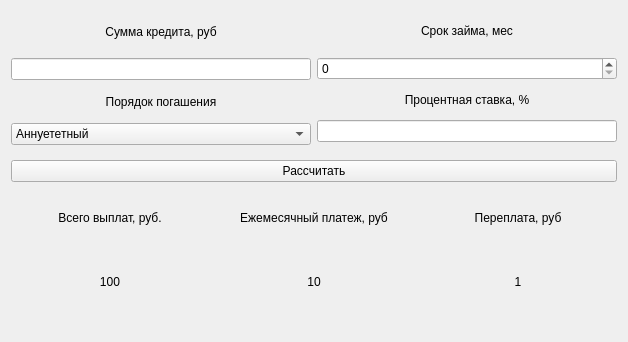
The window that forms/creditcalc.ui (Kanumone/desktop-calculator-cpp) describes before a commit, drawn with Qt 5.
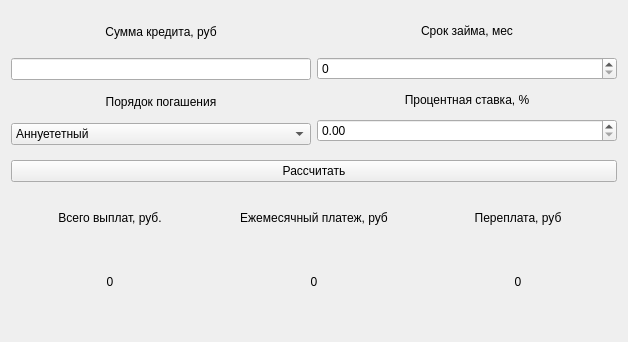
The same window after the commit.

Diff of the .ui file:
```diff
--- a/forms/creditcalc.ui
+++ b/forms/creditcalc.ui
@@ -109,7 +109,23 @@
           </widget>
          </item>
          <item>
-          <widget class="QLineEdit" name="lineEdit_percent"/>
+          <widget class="QDoubleSpinBox" name="doubleSpinBox_percent">
+           <property name="sizePolicy">
+            <sizepolicy hsizetype="Expanding" vsizetype="Maximum">
+             <horstretch>0</horstretch>
+             <verstretch>0</verstretch>
+            </sizepolicy>
+           </property>
+           <property name="minimumSize">
+            <size>
+             <width>0</width>
+             <height>23</height>
+            </size>
+           </property>
+           <property name="singleStep">
+            <double>0.500000000000000</double>
+           </property>
+          </widget>
          </item>
         </layout>
        </item>
@@ -144,7 +160,7 @@
        <item>
         <widget class="QLabel" name="label_sum">
          <property name="text">
-          <string>100</string>
+          <string>0</string>
          </property>
          <property name="alignment">
           <set>Qt::AlignCenter</set>
@@ -171,7 +187,7 @@
        <item>
         <widget class="QLabel" name="label_mounthPayment">
          <property name="text">
-          <string>10</string>
+          <string>0</string>
          </property>
          <property name="alignment">
           <set>Qt::AlignCenter</set>
@@ -198,7 +214,7 @@
        <item>
         <widget class="QLabel" name="label_overpayment">
          <property name="text">
-          <string>1</string>
+          <string>0</string>
          </property>
          <property name="alignment">
           <set>Qt::AlignCenter</set>
```
Left out of the diff: 44 changed lines with no effect on the pictures.
